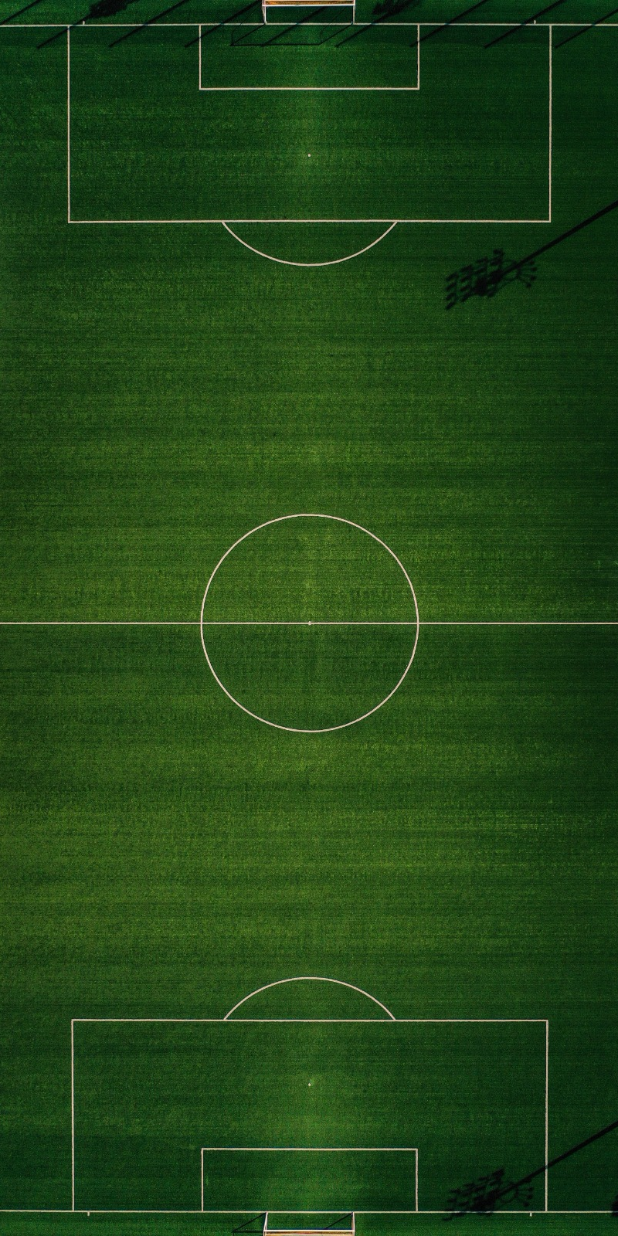
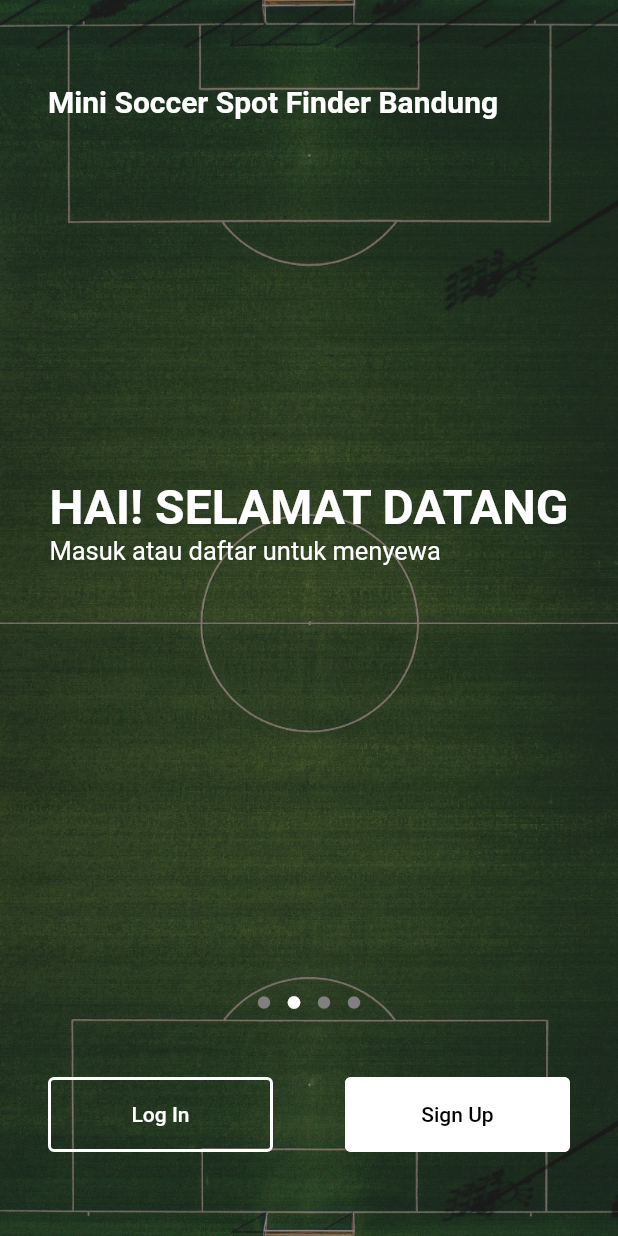
Before and after one commit to danielfrenkisilalahi/uas_ppb_3, a Flutter app: the screen it shows after launch, on a phone screen of 412 x 824 dp. Run offline on Flutter 3.47's test engine with Material 2 defaults, Android fonts, the phone set to English and light mode, and no system bars.

Commit message:
update home

```diff
--- a/lib/main.dart
+++ b/lib/main.dart
@@ -12,7 +12,7 @@ class MyApp extends StatelessWidget {
   @override
   Widget build(BuildContext context) {
     return MaterialApp(
-      title: 'MINI SOCCER SPOT FINDER BAUNDUNG',
+      title: 'MINI SOCCER SPOT FINDER BANDUNG',
       theme: ThemeData(),
       home: const Home(),
     );
--- a/lib/screens/home.dart
+++ b/lib/screens/home.dart
@@ -1,19 +1,152 @@
 import 'package:flutter/material.dart';
+import 'package:uas_ppb_3/screens/log%20in.dart';
 
 class Home extends StatelessWidget {
   const Home({super.key});
 
   @override
   Widget build(BuildContext context) {
-    return MaterialApp(
-        home: Scaffold(
-            body: Container(
-                width: double.infinity,
-                height: double.infinity,
-                decoration: BoxDecoration(
-                  image: DecorationImage(
-                      image: AssetImage('assets/images/bg lapangan.jpeg'),
-                      fit: BoxFit.cover)),
-                )));
+    return Scaffold(
+      body: Stack(
+        children: [
+          Image.asset(
+            'assets/images/bg lapangan.jpeg',
+            height: MediaQuery.of(context).size.height,
+            fit: BoxFit.cover,
+          ),
+          Container(
+            padding: const EdgeInsets.symmetric(horizontal: 32, vertical: 56),
+            decoration:
+                const BoxDecoration(color: Color.fromARGB(132, 43, 43, 43)),
+            child: Column(
+              mainAxisAlignment: MainAxisAlignment.spaceBetween,
+              children: [
+                const Row(
+                  crossAxisAlignment: CrossAxisAlignment.center,
+                  mainAxisAlignment: MainAxisAlignment.spaceBetween,
+                  children: [
+                    Text(
+                      "Mini Soccer Spot Finder Bandung",
+                      style: TextStyle(
+                        fontWeight: FontWeight.w600,
+                        color: Colors.white,
+                        fontSize: 20,
+                        fontStyle: FontStyle.normal,
+                      ),
+                      ),
+                  ],
+                ),
+                const Column(
+                  crossAxisAlignment: CrossAxisAlignment.start,
+                  children: [
+                    Text(
+                      "HAI! SELAMAT DATANG",
+                      style: TextStyle(
+                          fontWeight: FontWeight.w600,
+                          color: Colors.white,
+                          fontSize: 32,
+                          fontStyle: FontStyle.normal),
+                    ),
+                    Text(
+                      "Masuk atau daftar untuk menyewa",
+                      style: TextStyle(
+                          color: Colors.white,
+                          fontSize: 17,
+                          fontStyle: FontStyle.normal),
+                    ),
+                  ],
+                ),
+                Column(
+                  crossAxisAlignment: CrossAxisAlignment.center,
+                  mainAxisAlignment: MainAxisAlignment.center,
+                  children: [
+                    const Row(
+                      mainAxisAlignment: MainAxisAlignment.center,
+                      children: [
+                        Icon(
+                          Icons.circle_rounded,
+                          color: Color.fromARGB(255, 129, 127, 127),
+                          size: 10,
+                        ),
+                        SizedBox(
+                          width: 10,
+                        ),
+                        Icon(
+                          Icons.circle,
+                          color: Color.fromARGB(255, 255, 255, 255),
+                          size: 10,
+                        ),
+                        SizedBox(
+                          width: 10,
+                        ),
+                        Icon(
+                          Icons.circle,
+                          color: Color.fromARGB(255, 129, 127, 127),
+                          size: 10,
+                        ),
+                        SizedBox(
+                          width: 10,
+                        ),
+                        Icon(
+                          Icons.circle,
+                          color: Color.fromARGB(255, 129, 127, 127),
+                          size: 10,
+                        ),
+                        SizedBox(
+                          height: 100,
+                        )
+                      ],
+                    ),
+                    Row(
+                      crossAxisAlignment: CrossAxisAlignment.start,
+                      mainAxisAlignment: MainAxisAlignment.spaceBetween,
+                      children: [
+                        SizedBox(
+                          width: 150.0,
+                          height: 50.0,
+                          child: SizedBox.expand(
+                            child: OutlinedButton(
+                              onPressed: () {
+                                debugPrint('Received click');
+                              },
+                              style: OutlinedButton.styleFrom(
+                                side: const BorderSide(
+                                  width: 2,
+                                  color: Colors.white,
+                                ),
+                                foregroundColor: Colors.white,
+                              ),
+                              child: const Text('Log In'),
+                            ),
+                          ),
+                        ),
+                        SizedBox(
+                          width: 150.0,
+                          height: 50.0,
+                          child: SizedBox.expand(
+                            child: OutlinedButton(
+                              onPressed: () {
+                                debugPrint('Received click');
+                              },
+                              style: OutlinedButton.styleFrom(
+                                side: const BorderSide(
+                                    width: 2, color: Colors.white),
+                                foregroundColor: Colors.black,
+                                backgroundColor: Colors.white,
+                              ),
+                              child: const Text('Sign Up'),
+                            ),
+                          ),
+                        )
+                      ],
+                    ),
+                  ],
+                )
+              ],
+            ),
+          ),
+        ],
+      ),
+    );
   }
 }
--- a/lib/screens/log in.dart
+++ b/lib/screens/log in.dart
@@ -10,7 +10,7 @@ class LogIn extends StatelessWidget {
             body: Container(
                 width: double.infinity,
                 height: double.infinity,
-                decoration: BoxDecoration(
+                decoration: const BoxDecoration(
                   image: DecorationImage(
                       image: AssetImage('assets/images/bg lapangan.jpeg'),
                       fit: BoxFit.cover)),
--- a/lib/screens/sign in.dart
+++ b/lib/screens/sign in.dart
@@ -10,7 +10,7 @@ class SignIn extends StatelessWidget {
             body: Container(
                 width: double.infinity,
                 height: double.infinity,
-                decoration: BoxDecoration(
+                decoration: const BoxDecoration(
                   image: DecorationImage(
                       image: AssetImage('assets/images/bg lapangan.jpeg'),
                       fit: BoxFit.cover)),
```
